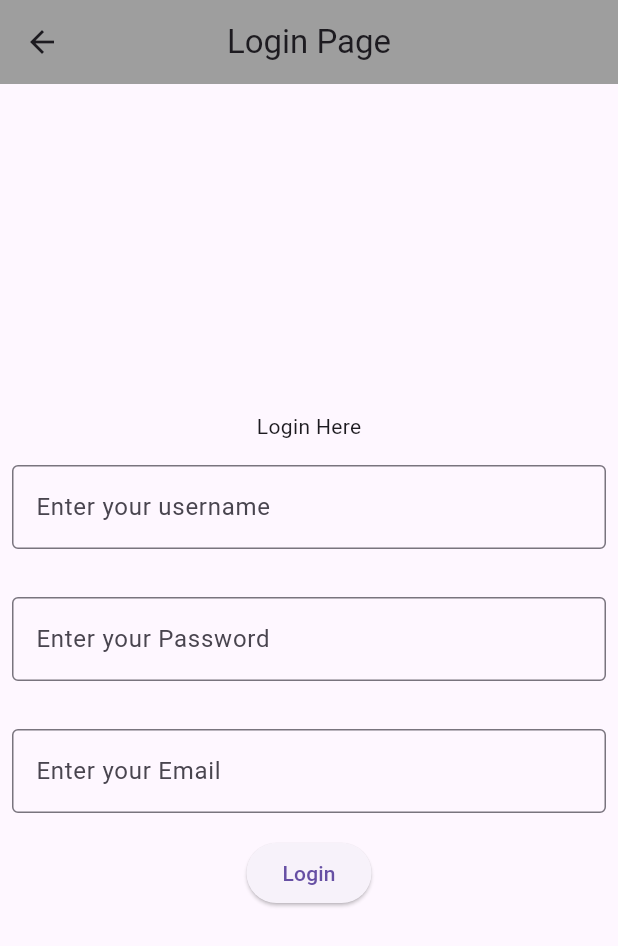
After one commit to Fdhl457/Flutter, a Flutter app: the LoginPage screen opened directly, on a phone screen of 412 x 824 dp. The commit adds this screen. Shown: the top 946 px of the screen. Run offline on Flutter 3.47's test engine with Material 3 defaults, Android fonts, the phone set to English and light mode, and no system bars.

Commit message:
adding login menu (alpha)

```diff
--- /dev/null
+++ b/lib/Design/login.dart
@@ -0,0 +1,80 @@
+import 'package:flutter/material.dart';
+import 'package:listing/Design/menu.dart';
+//import 'package:flutter/services.dart';
+
+void main() => runApp(MyApp());
+
+class MyApp extends StatelessWidget {
+  @override
+  Widget build(BuildContext context) {
+    return MaterialApp(
+      title: 'Local Model',
+      theme: ThemeData(
+        primarySwatch: Colors.blue,
+      ),
+      home:LoginPage(),
+    );
+  }
+}
+
+class LoginPage extends StatelessWidget {
+  @override
+  Widget build(BuildContext context) {
+    return Scaffold(
+
+      appBar: AppBar(
+        centerTitle: true,
+        backgroundColor: Colors.grey,
+        title: Text('Login Page'),
+      ),
+
+      body: Center(
+        child:
+        Column(
+          mainAxisAlignment: MainAxisAlignment.center,
+          children: <Widget>[
+            Title(color: Colors.blueGrey, child: Text('Login Here')),
+            Padding(
+              padding: EdgeInsets.symmetric(horizontal: 8, vertical: 16),
+              child: TextField(
+                decoration: InputDecoration(
+                  border: OutlineInputBorder(),
+                  labelText: 'Enter your username',
+               ),
+              ),
+            ),
+
+            Padding(
+              padding: const EdgeInsets.symmetric(horizontal: 8, vertical: 16),
+              child: TextFormField(
+                decoration: const InputDecoration(
+                  border: OutlineInputBorder(),
+                  labelText: 'Enter your Password',
+                ),
+              ),
+            ),
+
+            Padding(
+              padding: const EdgeInsets.symmetric(horizontal: 8, vertical: 16),
+              child: TextFormField(
+                decoration: const InputDecoration(
+                  border: OutlineInputBorder(),
+                  labelText: 'Enter your Email',
+                ),
+              ),
+            ),
+            ElevatedButton(
+              onPressed: () {
+                Navigator.push(
+                  context,
+                  MaterialPageRoute(builder: (context) => Home()),
+                );
+              },
+              child: Text('Login'),
+            ),
+          ],
+        ),
+      ),
+    );
+  }
+}
```
Also changed, not shown: lib/Design/main.dart (renamed from lib/menu.dart, +39 -7 lines), lib/Design/menu.dart (renamed from lib/main.dart, +5 -29 lines), lib/login.dart (deleted).
